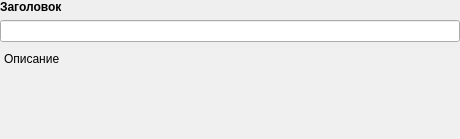
Qt form designer/forms/formtext.ui (Artemako/auto-exec-doc) before a commit.
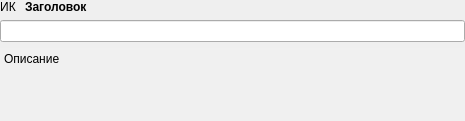
The same form after that commit.

```diff
--- a/designer/forms/formtext.ui
+++ b/designer/forms/formtext.ui
@@ -6,8 +6,8 @@
    <rect>
     <x>0</x>
     <y>0</y>
-    <width>460</width>
-    <height>139</height>
+    <width>465</width>
+    <height>121</height>
    </rect>
   </property>
   <property name="sizePolicy">
@@ -25,7 +25,7 @@
   <property name="windowTitle">
    <string>Form</string>
   </property>
-  <layout class="QHBoxLayout" name="horizontalLayout">
+  <layout class="QVBoxLayout" name="verticalLayout">
    <property name="leftMargin">
     <number>0</number>
    </property>
@@ -39,7 +39,20 @@
     <number>0</number>
    </property>
    <item>
-    <layout class="QVBoxLayout" name="verticalLayout">
+    <layout class="QHBoxLayout" name="hl" stretch="0,1">
+     <property name="spacing">
+      <number>9</number>
+     </property>
+     <item>
+      <widget class="QLabel" name="label_typetag">
+       <property name="text">
+        <string>ИК</string>
+       </property>
+       <property name="alignment">
+        <set>Qt::AlignCenter</set>
+       </property>
+      </widget>
+     </item>
      <item>
       <widget class="QLabel" name="title">
        <property name="minimumSize">
@@ -68,6 +81,8 @@
        </property>
       </widget>
      </item>
+    </layout>
+   </item>
      <item>
       <widget class="QLineEdit" name="lineedit">
        <property name="text">
@@ -95,8 +110,6 @@
 &lt;p style=&quot; margin-top:0px; margin-bottom:0px; margin-left:0px; margin-right:0px; -qt-block-indent:0; text-indent:0px;&quot;&gt;Описание&lt;/p&gt;&lt;/body&gt;&lt;/html&gt;</string>
        </property>
       </widget>
-     </item>
-    </layout>
    </item>
   </layout>
  </widget>
```
Lines whose indentation alone changed are shown as unchanged.
